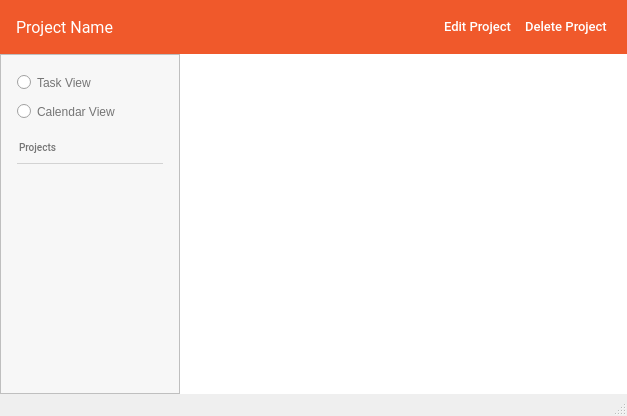
Qt form MonkeyManager/mainwindow.ui (MendozaProject/monkey-manager) before a commit.
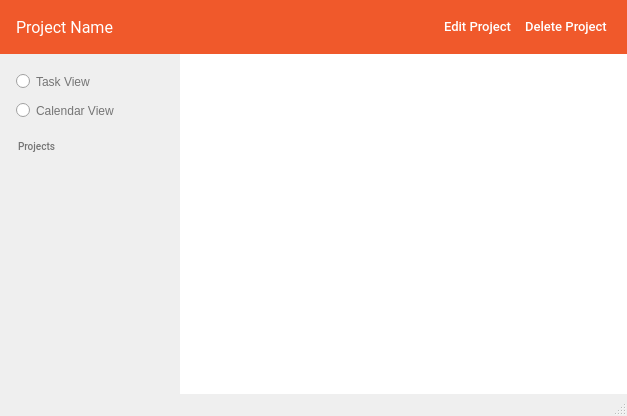
The same form after that commit.

Commit message: Added window resizing.

```diff
--- a/MonkeyManager/mainwindow.ui
+++ b/MonkeyManager/mainwindow.ui
@@ -120,10 +120,10 @@
        <bool>false</bool>
       </property>
       <property name="autoFillBackground">
-       <bool>true</bool>
+       <bool>false</bool>
       </property>
       <property name="styleSheet">
-       <string notr="true"/>
+       <string notr="true">border:none;</string>
       </property>
       <property name="frameShape">
        <enum>QFrame::StyledPanel</enum>
```
Left out of the diff: 6 changed lines with no effect on the pictures. The commit also changes 2 other files.
